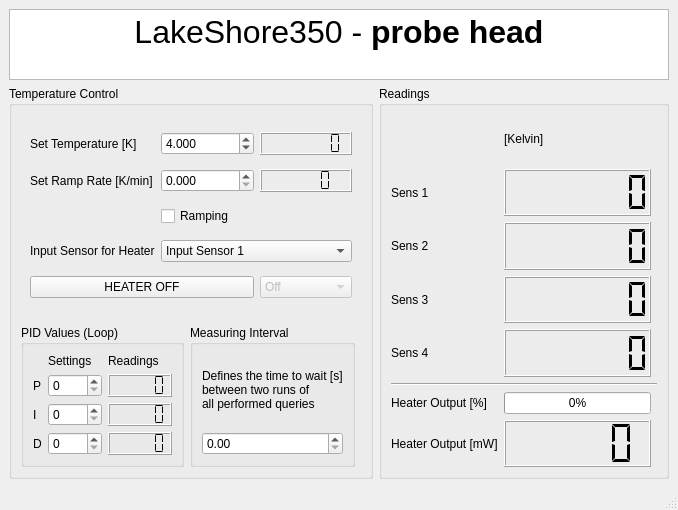
Qt form CryostatGUI/LakeShore/LakeShore_main.ui (Cryostat-GUI/Cryostat-GUI) before a commit.
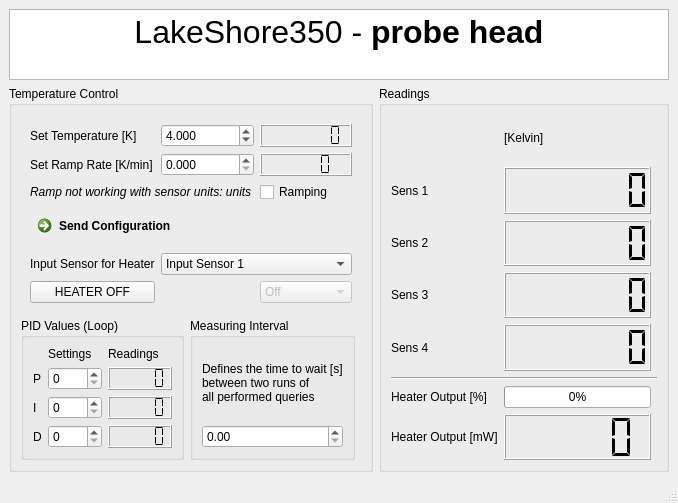
The same form after that commit.

```diff
--- a/CryostatGUI/LakeShore/LakeShore_main.ui
+++ b/CryostatGUI/LakeShore/LakeShore_main.ui
@@ -7,7 +7,7 @@
     <x>0</x>
     <y>0</y>
     <width>678</width>
-    <height>510</height>
+    <height>503</height>
    </rect>
   </property>
   <property name="windowTitle">
@@ -78,24 +78,7 @@
             </property>
            </widget>
           </item>
-          <item row="0" column="0">
-           <widget class="QLabel" name="label">
-            <property name="text">
-             <string>Set Temperature [K]</string>
-            </property>
-           </widget>
-          </item>
-          <item row="1" column="1">
-           <widget class="QDoubleSpinBox" name="spinSetRampRate_Kpmin">
-            <property name="decimals">
-             <number>3</number>
-            </property>
-            <property name="maximum">
-             <double>5.000000000000000</double>
-            </property>
-           </widget>
-          </item>
-          <item row="4" column="1" colspan="2">
+          <item row="5" column="1" colspan="2">
            <widget class="QComboBox" name="comboSetInput_Sensor">
             <item>
              <property name="text">
@@ -119,10 +102,34 @@
             </item>
            </widget>
           </item>
-          <item row="4" column="0">
-           <widget class="QLabel" name="label_8">
+          <item row="1" column="1">
+           <widget class="QDoubleSpinBox" name="spinSetRamp_Kpmin">
+            <property name="decimals">
+             <number>3</number>
+            </property>
+            <property name="maximum">
+             <double>5.000000000000000</double>
+            </property>
+           </widget>
+          </item>
+          <item row="3" column="0" rowspan="2" colspan="3">
+           <widget class="QCommandLinkButton" name="commandSendConfTemp">
             <property name="text">
-             <string>Input Sensor for Heater</string>
+             <string>Send Configuration</string>
+            </property>
+           </widget>
+          </item>
+          <item row="1" column="0">
+           <widget class="QLabel" name="label_4">
+            <property name="text">
+             <string>Set Ramp Rate [K/min]</string>
+            </property>
+           </widget>
+          </item>
+          <item row="0" column="0">
+           <widget class="QLabel" name="label">
+            <property name="text">
+             <string>Set Temperature [K]</string>
             </property>
            </widget>
           </item>
@@ -136,28 +143,14 @@
             </property>
            </widget>
           </item>
-          <item row="1" column="2">
-           <widget class="QLCDNumber" name="lcdSetRampRate_Kpmin">
-            <property name="segmentStyle">
-             <enum>QLCDNumber::Flat</enum>
-            </property>
-           </widget>
-          </item>
-          <item row="1" column="0">
-           <widget class="QLabel" name="label_4">
+          <item row="6" column="0">
+           <widget class="QPushButton" name="pushButtonHeaterOut">
             <property name="text">
-             <string>Set Ramp Rate [K/min]</string>
+             <string>HEATER OFF</string>
             </property>
            </widget>
           </item>
-          <item row="3" column="1" colspan="2">
-           <widget class="QCheckBox" name="checkRamp_Status">
-            <property name="text">
-             <string>Ramping</string>
-            </property>
-           </widget>
-          </item>
-          <item row="5" column="2">
+          <item row="6" column="2">
            <widget class="QComboBox" name="comboBox">
             <property name="enabled">
              <bool>false</bool>
@@ -194,10 +187,31 @@
             </item>
            </widget>
           </item>
-          <item row="5" column="0" colspan="2">
-           <widget class="QPushButton" name="pushButtonHeaterOut">
+          <item row="5" column="0">
+           <widget class="QLabel" name="label_8">
             <property name="text">
-             <string>HEATER OFF</string>
+             <string>Input Sensor for Heater</string>
+            </property>
+           </widget>
+          </item>
+          <item row="1" column="2">
+           <widget class="QLCDNumber" name="lcdSetRampRate_Kpmin">
+            <property name="segmentStyle">
+             <enum>QLCDNumber::Flat</enum>
+            </property>
+           </widget>
+          </item>
+          <item row="2" column="2">
+           <widget class="QCheckBox" name="checkRamp_Status">
+            <property name="text">
+             <string>Ramping</string>
+            </property>
+           </widget>
+          </item>
+          <item row="2" column="0" colspan="2">
+           <widget class="QLabel" name="label_15">
+            <property name="text">
+             <string>&lt;html&gt;&lt;head/&gt;&lt;body&gt;&lt;p&gt;&lt;span style=&quot; font-style:italic;&quot;&gt;Ramp not working with sensor units: units&lt;/span&gt;&lt;/p&gt;&lt;/body&gt;&lt;/html&gt;</string>
             </property>
            </widget>
           </item>
```
Left out of the diff: 6 changed lines with no effect on the pictures.
